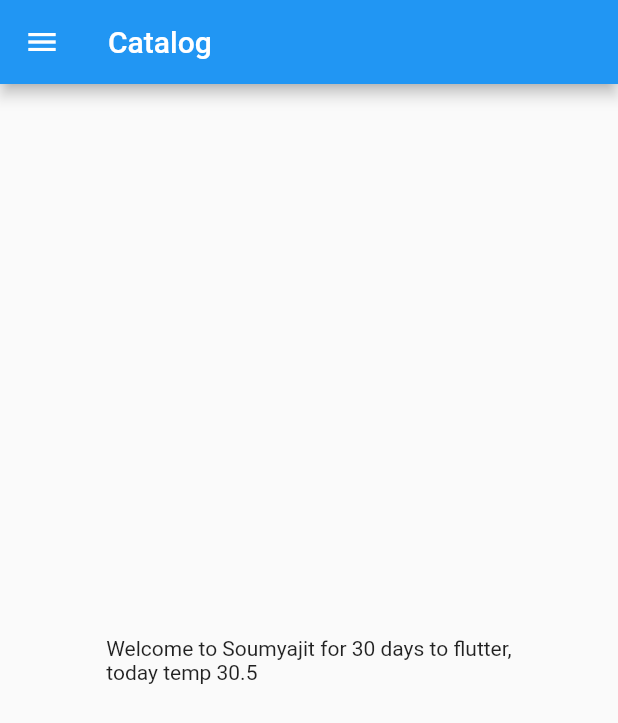
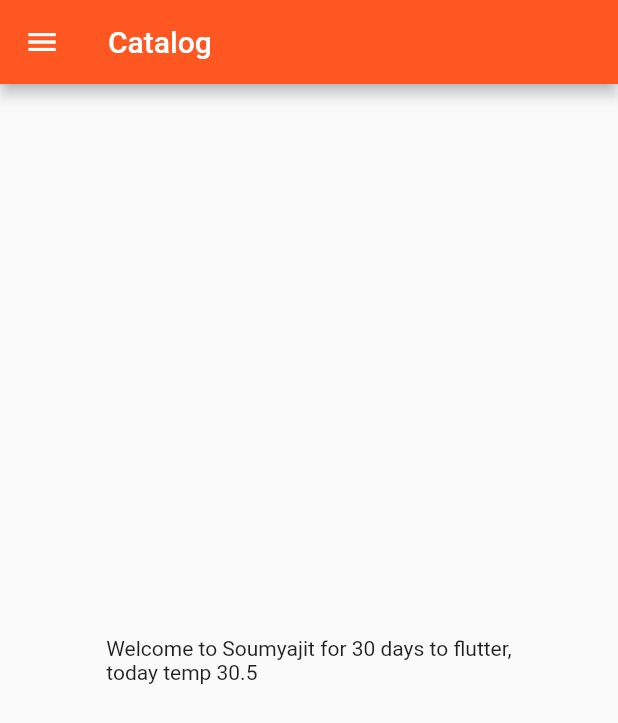
Before and after one commit to Soumyaguddu/New_app, a Flutter app: the screen it shows after launch, on a phone screen of 412 x 824 dp. Shown: the top 723 px of the screen. Run offline on Flutter 3.47's test engine with Material 2 defaults, Android fonts, the phone set to English and light mode, and no system bars.

Commit message:
Third Commit

```diff
--- a/lib/main.dart
+++ b/lib/main.dart
@@ -1,17 +1,28 @@
 import 'package:flutter/material.dart';
-import 'package:new_app/home_page.dart';
-void main(){
+import 'package:new_app/pages/home_page.dart';
+import 'package:new_app/pages/login_page.dart';
+
+void main() {
   runApp(MyApp());
 }
+
 class MyApp extends StatelessWidget {
   const MyApp({Key? key}) : super(key: key);
 
   @override
   Widget build(BuildContext context) {
-
-    return const MaterialApp(
-      home:HomePage() ,
+    return MaterialApp(
+      themeMode: ThemeMode.dark,
+      darkTheme: ThemeData(
+        brightness: Brightness.light,
+        primarySwatch: Colors.deepOrange,
+      ),
+      initialRoute: "/home",
+      routes: {
+        "/":(context)=>const LoginPage(),
+        "/home":(context)=>const HomePage(),
+        "/login":(context)=>const LoginPage()
+      },
     );
-
   }
 }
--- a/lib/home_page.dart
+++ b/lib/pages/home_page.dart
@@ -17,6 +17,7 @@ class HomePage extends StatelessWidget {
       ),
       drawer: const Drawer(),
 
+
     );
 
   }
```
Also changed, not shown: lib/pages/login_page.dart (added, +17 -0 lines).
